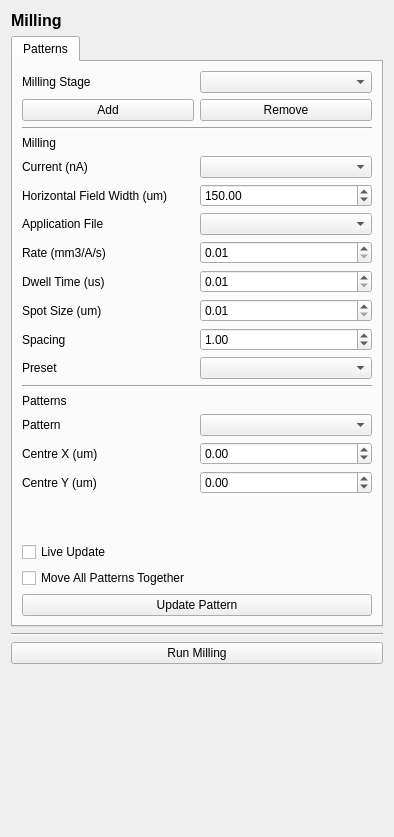
Before: the Qt Designer form fibsem/ui/qtdesigner_files/FibsemMillingWidgetui.ui in DeMarcoLab/fibsem, drawn with Qt 5.
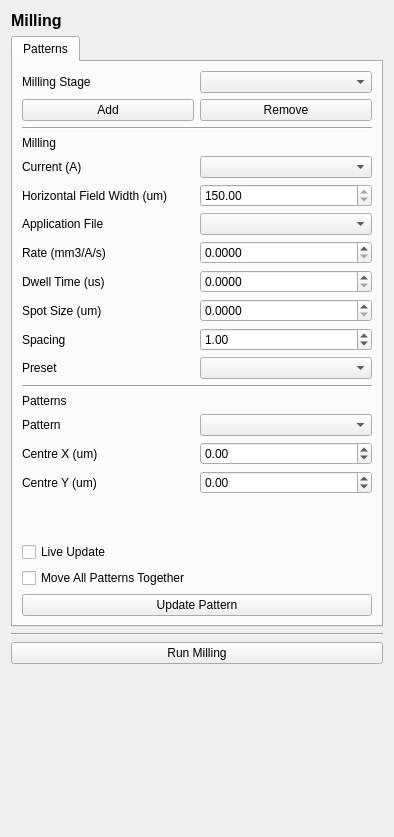
After: the same form once the commit is applied.

What changed in the file:
```diff
--- a/fibsem/ui/qtdesigner_files/FibsemMillingWidgetui.ui
+++ b/fibsem/ui/qtdesigner_files/FibsemMillingWidgetui.ui
@@ -127,7 +127,7 @@
        <item row="5" column="0">
         <widget class="QLabel" name="label_milling_current">
          <property name="text">
-          <string>Current (nA)</string>
+          <string>Current (A)</string>
          </property>
         </widget>
        </item>
@@ -171,12 +171,21 @@
        </item>
        <item row="10" column="1">
         <widget class="QDoubleSpinBox" name="doubleSpinBox_spot_size">
+         <property name="decimals">
+          <number>4</number>
+         </property>
          <property name="minimum">
-          <double>0.010000000000000</double>
+          <double>0.000000000000000</double>
+         </property>
+         <property name="maximum">
+          <double>100000.000000000000000</double>
          </property>
          <property name="singleStep">
           <double>0.010000000000000</double>
          </property>
+         <property name="value">
+          <double>0.000000000000000</double>
+         </property>
         </widget>
        </item>
        <item row="10" column="0">
@@ -188,12 +197,21 @@
        </item>
        <item row="8" column="1">
         <widget class="QDoubleSpinBox" name="doubleSpinBox_rate">
+         <property name="decimals">
+          <number>4</number>
+         </property>
          <property name="minimum">
-          <double>0.010000000000000</double>
+          <double>0.000000000000000</double>
+         </property>
+         <property name="maximum">
+          <double>100000.000000000000000</double>
          </property>
          <property name="singleStep">
           <double>0.010000000000000</double>
          </property>
+         <property name="value">
+          <double>0.000000000000000</double>
+         </property>
         </widget>
        </item>
        <item row="19" column="0">
@@ -232,11 +250,17 @@
        </item>
        <item row="6" column="1">
         <widget class="QDoubleSpinBox" name="doubleSpinBox_hfw">
+         <property name="enabled">
+          <bool>true</bool>
+         </property>
+         <property name="readOnly">
+          <bool>true</bool>
+         </property>
          <property name="minimum">
           <double>10.000000000000000</double>
          </property>
          <property name="maximum">
-          <double>2700.000000000000000</double>
+          <double>1000000000.000000000000000</double>
          </property>
          <property name="value">
           <double>150.000000000000000</double>
@@ -245,12 +269,21 @@
        </item>
        <item row="9" column="1">
         <widget class="QDoubleSpinBox" name="doubleSpinBox_dwell_time">
+         <property name="decimals">
+          <number>4</number>
+         </property>
          <property name="minimum">
-          <double>0.010000000000000</double>
+          <double>0.000000000000000</double>
+         </property>
+         <property name="maximum">
+          <double>4000000.000000000000000</double>
          </property>
          <property name="singleStep">
           <double>0.010000000000000</double>
          </property>
+         <property name="value">
+          <double>0.000000000000000</double>
+         </property>
         </widget>
        </item>
        <item row="7" column="1">
```
